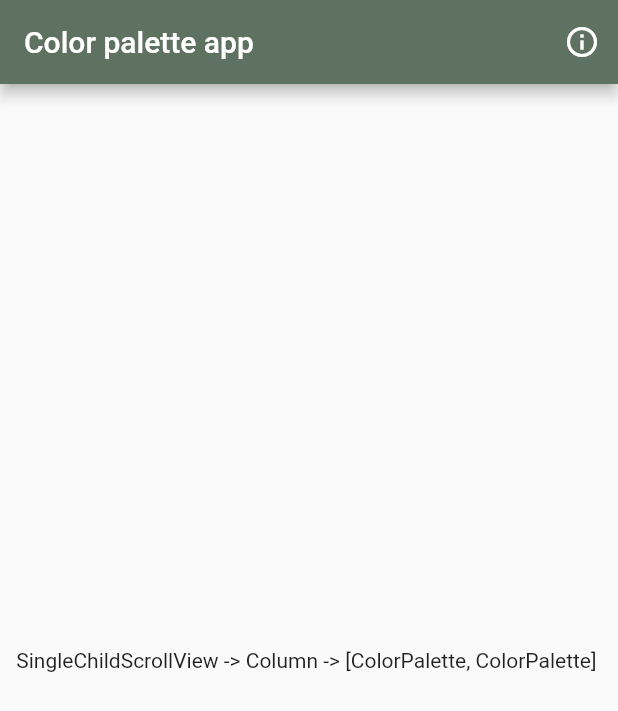
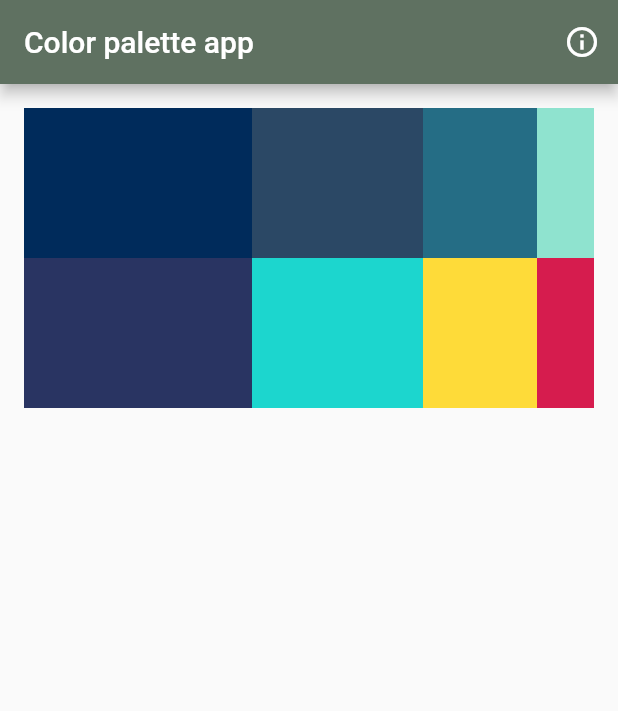
Before and after one commit to gonzalezsebastian/f_color_palette_solution_202230, a Flutter app: the screen it shows after launch, on a phone screen of 412 x 824 dp. Shown: the top 711 px of the screen. Run offline on Flutter 3.47's test engine with Material 2 defaults, Android fonts, the phone set to English and light mode, and no system bars; our stand-ins replace get, loggy.

Commit message:
Added 2 rows of color palettes from Color Hunt

```diff
--- a/lib/ui/pages/color_selection_page.dart
+++ b/lib/ui/pages/color_selection_page.dart
@@ -1,6 +1,7 @@
 import 'package:flutter/material.dart';
 import 'package:get/get.dart';
 import 'package:flutter/services.dart';
+import 'package:get/get_rx/src/rx_typedefs/rx_typedefs.dart';
 
 import '../../utils/color_utils.dart';
 import '../widgets/color_palette.dart';
@@ -25,10 +26,23 @@ class ColorSelectionPage extends StatelessWidget {
           ],
         ),
         // https://colorhunt.co/
-        body: (const Center(
-          child: Text(
-              "SingleChildScrollView -> Column -> [ColorPalette, ColorPalette] "),
-        )));
+        body: SingleChildScrollView(
+          child: Column(
+            children: [
+              ColorPalette(
+                baseColor : '002B5B',
+                baseColor1 : '2B4865',
+                baseColor2 : '256D85',
+                baseColor3 : '8FE3CF',
+                base1Color : '293462',
+                base1Color1 : '1CD6CE',
+                base1Color2 : 'FEDB39',
+                base1Color3 : 'D61C4E',
+                callback: showColor,
+              )
+            ],
+          ))
+        );
   }
 
   // está es la función que será llamada con cada click a un ColorPalette
--- a/lib/ui/widgets/color_palette.dart
+++ b/lib/ui/widgets/color_palette.dart
@@ -5,24 +5,114 @@ class ColorPalette extends StatelessWidget {
   const ColorPalette({
     Key? key,
     // así se reciben en el constructor, por ejemplo
-    //required this.baseColor,
+    required this.baseColor,
+    required this.baseColor1,
+    required this.baseColor2,
+    required this.baseColor3,
+    required this.base1Color,
+    required this.base1Color1,
+    required this.base1Color2,
+    required this.base1Color3,
+    required this.callback,
   }) : super(key: key);
 
   // atributos de la clase, por ejemplo
-  //final String baseColor;
+  final String baseColor;
+  final String baseColor1;
+  final String baseColor2;
+  final String baseColor3;
+  final String base1Color;
+  final String base1Color1;
+  final String base1Color2;
+  final String base1Color3;
 
   // también se puede tener como un atributo un callback, necesiario ya que es un
   // widget sin estado, por ejemplo
-  //final Function(String) callback;
+  final Function(String) callback;
 
   @override
   Widget build(BuildContext context) {
     // padding para crear espacio alrededor del widget
-    return Padding(
+    return Container(
+      margin: const EdgeInsets.all(8.0),
       padding: const EdgeInsets.all(8.0),
       // vamos a mostrar los elementos en un row
-      child: Text(
-          'Row -> [Expanded(flex: 4,GestureDetector(Container(height: 100, color: ColorUtils.FromHex(baseColor))) )]'),
+      child: Column(
+        children: <Widget>[
+          Row(
+            children: <Widget>[
+              Expanded(
+                flex: 4,
+                child: GestureDetector(
+                  child: Container(
+                    height: 100,
+                    color: ColorUtils.FromHex(baseColor)
+                  ),)
+                ),
+                Expanded(
+                flex: 3,
+                child: GestureDetector(
+                  child: Container(
+                    height: 100,
+                    color: ColorUtils.FromHex(baseColor1)
+                  ),)
+                ),
+                Expanded(
+                flex: 2,
+                child: GestureDetector(
+                  child: Container(
+                    height: 100,
+                    color: ColorUtils.FromHex(baseColor2)
+                  ),)
+                ),
+                Expanded(
+                flex: 1,
+                child: GestureDetector(
+                  child: Container(
+                    height: 100,
+                    color: ColorUtils.FromHex(baseColor3)
+                  ),)
+                )
+            ],
+          ),
+          Row(
+            children: <Widget>[
+              Expanded(
+                flex: 4,
+                child: GestureDetector(
+                  child: Container(
+                    height: 100,
+                    color: ColorUtils.FromHex(base1Color)
+                  ),)
+                ),
+                Expanded(
+                flex: 3,
+                child: GestureDetector(
+                  child: Container(
+                    height: 100,
+                    color: ColorUtils.FromHex(base1Color1)
+                  ),)
+                ),
+                Expanded(
+                flex: 2,
+                child: GestureDetector(
+                  child: Container(
+                    height: 100,
+                    color: ColorUtils.FromHex(base1Color2)
+                  ),)
+                ),
+                Expanded(
+                flex: 1,
+                child: GestureDetector(
+                  child: Container(
+                    height: 100,
+                    color: ColorUtils.FromHex(base1Color3)
+                  ),)
+                )
+            ],
+          )
+        ],
+      )
     );
   }
 }
```
